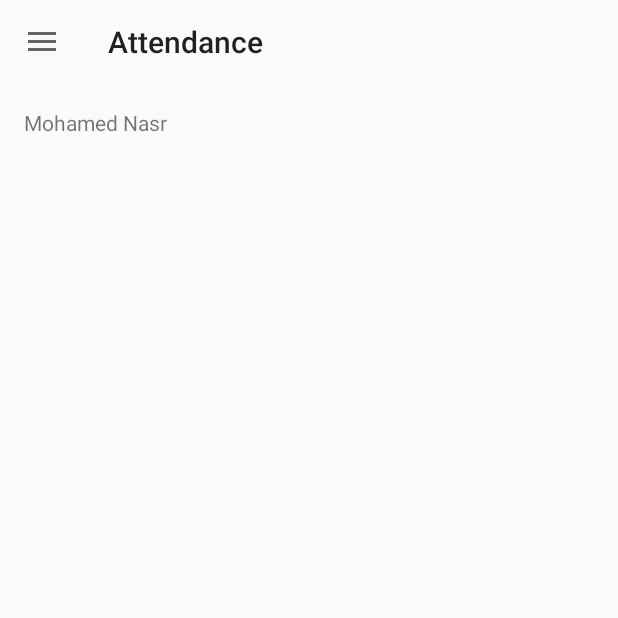
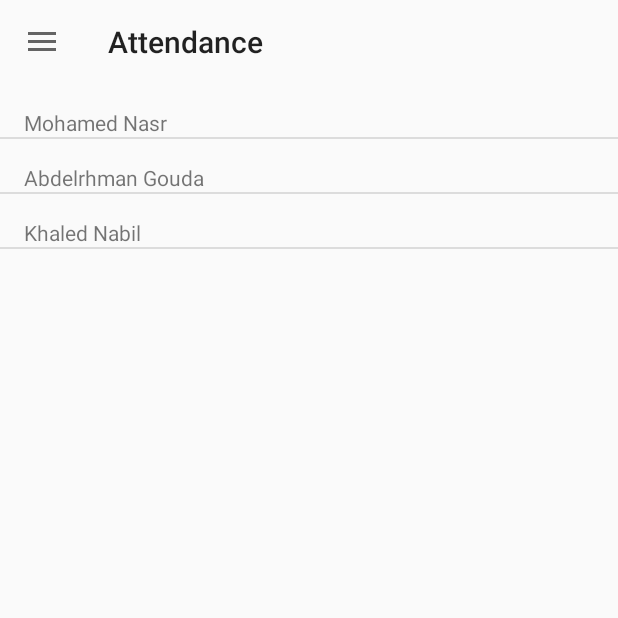
Before and after one commit to AbdelrhmanGouda/Attendance, an Android app: the ViewAvailable screen opened directly, with no data from a screen before it, on a phone screen of 412 x 824 dp, the top half of it. Run offline under Robolectric (Android 15) with nearby library versions, the phone set to English and light mode, and no system bars.

Commit message:
available employee

```diff
--- a/app/src/main/java/com/example/attendance/fragments/ViewAvailable.java
+++ b/app/src/main/java/com/example/attendance/fragments/ViewAvailable.java
@@ -4,12 +4,14 @@ import android.os.Bundle;
 
 import androidx.fragment.app.Fragment;
 import androidx.recyclerview.widget.DefaultItemAnimator;
+import androidx.recyclerview.widget.DividerItemDecoration;
 import androidx.recyclerview.widget.LinearLayoutManager;
 import androidx.recyclerview.widget.RecyclerView;
 
 import android.view.LayoutInflater;
 import android.view.View;
 import android.view.ViewGroup;
+import android.widget.LinearLayout;
 
 import com.example.attendance.R;
 import com.example.attendance.adapters.AvailableAdapter;
@@ -26,12 +28,18 @@ public class ViewAvailable extends Fragment {
                              Bundle savedInstanceState) {
         View view =inflater.inflate(R.layout.fragment_view__available, container, false);
         availableRecyclerView =view.findViewById(R.id.view_available_recycler);
+        LinearLayoutManager linerLayoutManager = new LinearLayoutManager(getContext());
+        availableRecyclerView.setLayoutManager(linerLayoutManager);
+
         availableRecyclerView.setLayoutManager(new LinearLayoutManager(getContext()));
         availableEmployeeDataArrayList =new ArrayList<AvailableEmployeeData>();
         availableEmployeeDataArrayList.add(new AvailableEmployeeData("Mohamed Nasr"));
         availableEmployeeDataArrayList.add(new AvailableEmployeeData("Abdelrhman Gouda"));
         availableEmployeeDataArrayList.add(new AvailableEmployeeData("Khaled Nabil"));
         availableAdapter =new AvailableAdapter(availableEmployeeDataArrayList,getContext());
+        DividerItemDecoration dividerItemDecoration = new DividerItemDecoration(getContext(),linerLayoutManager.getOrientation());
+        availableRecyclerView.addItemDecoration(dividerItemDecoration);
+
         availableRecyclerView.setAdapter(availableAdapter);
         availableRecyclerView.setItemAnimator(new DefaultItemAnimator());
         return view;
--- a/app/src/main/res/layout/fragment_view__available.xml
+++ b/app/src/main/res/layout/fragment_view__available.xml
@@ -1,5 +1,5 @@
 <?xml version="1.0" encoding="utf-8"?>
-<FrameLayout xmlns:android="http://schemas.android.com/apk/res/android"
+<LinearLayout xmlns:android="http://schemas.android.com/apk/res/android"
     xmlns:tools="http://schemas.android.com/tools"
     android:layout_width="match_parent"
     android:layout_height="match_parent"
@@ -12,4 +12,4 @@
         android:id="@+id/view_available_recycler"
         android:layout_width="match_parent"
         android:layout_height="match_parent" />
-</FrameLayout>
+</LinearLayout>
--- a/app/src/main/res/layout/veiw_available_row.xml
+++ b/app/src/main/res/layout/veiw_available_row.xml
@@ -3,7 +3,7 @@
     xmlns:android="http://schemas.android.com/apk/res/android"
     xmlns:app="http://schemas.android.com/apk/res-auto"
     android:layout_width="match_parent"
-    android:layout_height="match_parent">
+    android:layout_height="wrap_content">
 
     <TextView
         android:id="@+id/available_employee_name"
```
